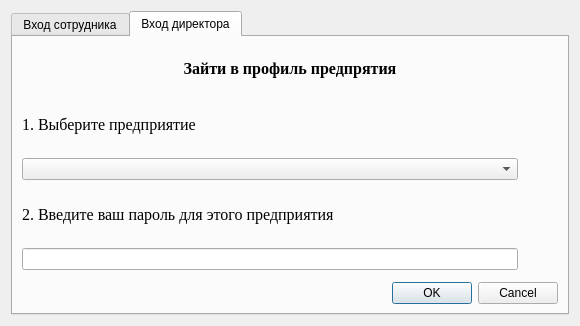
Qt form SalaryCount/SalaryCount/companyOpenDialog.ui (artemkurylev/mdkp) before a commit.
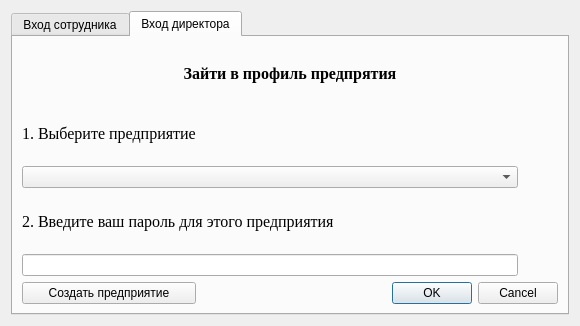
The same form after that commit. The open tabs and pages were chosen to show the change.

Commit message: На экране входа в предприятие добавлена кнопка создания предприятия

```diff
--- a/SalaryCount/SalaryCount/companyOpenDialog.ui
+++ b/SalaryCount/SalaryCount/companyOpenDialog.ui
@@ -236,13 +236,8 @@
       <attribute name="title">
        <string>Вход директора</string>
       </attribute>
-      <layout class="QHBoxLayout" name="horizontalLayout_6">
-       <item>
-        <layout class="QVBoxLayout" name="verticalLayout_4">
-         <property name="spacing">
-          <number>12</number>
-         </property>
-         <item>
+      <layout class="QGridLayout" name="gridLayout_2">
+       <item row="0" column="0" colspan="2">
           <widget class="QLabel" name="label_4">
            <property name="font">
             <font>
@@ -260,7 +255,7 @@
            </property>
           </widget>
          </item>
-         <item>
+       <item row="1" column="0">
           <widget class="QLabel" name="label_5">
            <property name="font">
             <font>
@@ -276,44 +271,7 @@
            </property>
           </widget>
          </item>
-         <item>
-          <layout class="QHBoxLayout" name="horizontalLayout_4">
-           <item>
-            <layout class="QVBoxLayout" name="verticalLayout_5">
-             <property name="spacing">
-              <number>0</number>
-             </property>
-             <item>
-              <widget class="QComboBox" name="CompanyCombo_2">
-               <property name="sizePolicy">
-                <sizepolicy hsizetype="Expanding" vsizetype="Fixed">
-                 <horstretch>0</horstretch>
-                 <verstretch>0</verstretch>
-                </sizepolicy>
-               </property>
-              </widget>
-             </item>
-            </layout>
-           </item>
-           <item>
-            <spacer name="horizontalSpacer_3">
-             <property name="orientation">
-              <enum>Qt::Horizontal</enum>
-             </property>
-             <property name="sizeType">
-              <enum>QSizePolicy::Preferred</enum>
-             </property>
-             <property name="sizeHint" stdset="0">
-              <size>
-               <width>40</width>
-               <height>20</height>
-              </size>
-             </property>
-            </spacer>
-           </item>
-          </layout>
-         </item>
-         <item>
+       <item row="3" column="0" colspan="2">
           <widget class="QLabel" name="label_6">
            <property name="font">
             <font>
@@ -329,7 +287,7 @@
            </property>
           </widget>
          </item>
-         <item>
+       <item row="4" column="0" colspan="2">
           <layout class="QHBoxLayout" name="horizontalLayout_5">
            <item>
             <layout class="QVBoxLayout" name="verticalLayout_6">
@@ -369,7 +327,14 @@
            </item>
           </layout>
          </item>
-         <item>
+       <item row="5" column="0">
+        <widget class="QPushButton" name="createCompanyBtn">
+         <property name="text">
+          <string>Создать предприятие</string>
+         </property>
+        </widget>
+       </item>
+       <item row="5" column="1">
           <widget class="QDialogButtonBox" name="buttonBox_2">
            <property name="orientation">
             <enum>Qt::Horizontal</enum>
@@ -378,6 +343,41 @@
             <set>QDialogButtonBox::Cancel|QDialogButtonBox::Ok</set>
            </property>
           </widget>
+       </item>
+       <item row="2" column="0" colspan="2">
+        <layout class="QHBoxLayout" name="horizontalLayout_4">
+         <item>
+          <layout class="QVBoxLayout" name="verticalLayout_5">
+           <property name="spacing">
+            <number>0</number>
+           </property>
+           <item>
+            <widget class="QComboBox" name="CompanyCombo_2">
+             <property name="sizePolicy">
+              <sizepolicy hsizetype="Expanding" vsizetype="Fixed">
+               <horstretch>0</horstretch>
+               <verstretch>0</verstretch>
+              </sizepolicy>
+             </property>
+            </widget>
+           </item>
+          </layout>
+         </item>
+         <item>
+          <spacer name="horizontalSpacer_3">
+           <property name="orientation">
+            <enum>Qt::Horizontal</enum>
+           </property>
+           <property name="sizeType">
+            <enum>QSizePolicy::Preferred</enum>
+           </property>
+           <property name="sizeHint" stdset="0">
+            <size>
+             <width>40</width>
+             <height>20</height>
+            </size>
+           </property>
+          </spacer>
          </item>
         </layout>
        </item>
```
Left out of the diff: 2 changed lines with no effect on the pictures. Lines whose indentation alone changed are shown as unchanged.
